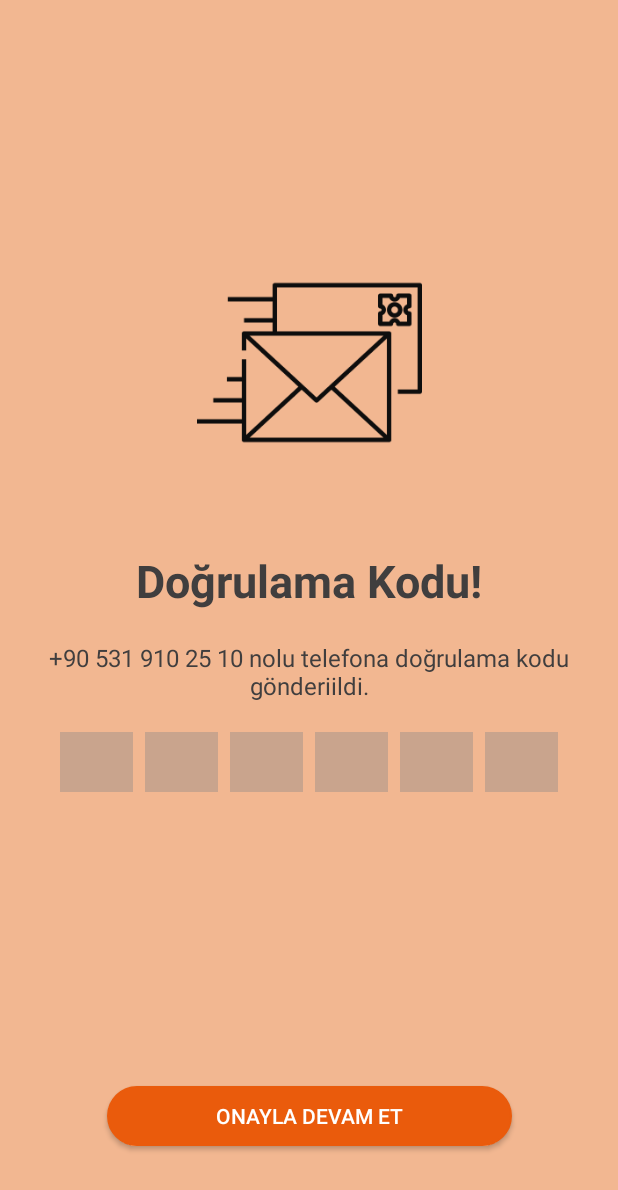
After one commit to 57aytekin/AndroidArtitectureComponents, an Android app: the layout activity_phone_auth.xml on its own in the app's theme, with its tools: preview values and no code run, on a phone screen of 412 x 824 dp. The commit adds this screen. Shown: the top 1190 px of the screen. Run offline under Robolectric (Android 15) with nearby library versions, the phone set to English and light mode, and no system bars.

Commit message:
integrated phone authentication

```diff
--- a/app/build.gradle
+++ b/app/build.gradle
@@ -124,6 +124,9 @@ dependencies {
     //Phone Edittext
     implementation 'com.github.santalu:mask-edittext:1.1.1'
 
+    //Custom NavigationBar
+    implementation 'me.majiajie:pager-bottom-tab-strip:2.3.0X'
+
 
     implementation "org.jetbrains.kotlin:kotlin-stdlib-jdk7:$kotlin_version"
     implementation 'androidx.appcompat:appcompat:1.1.0'
--- a/app/src/main/AndroidManifest.xml
+++ b/app/src/main/AndroidManifest.xml
@@ -16,6 +16,7 @@
         android:supportsRtl="true"
         android:theme="@style/AppTheme"
         android:usesCleartextTraffic="true">
+        <activity android:name=".ui.activity.PhoneAuthActivity"></activity>
         <activity android:name=".ui.activity.WelcomeActivity">
             <intent-filter>
                 <action android:name="android.intent.action.MAIN" />
@@ -23,7 +24,7 @@
                 <category android:name="android.intent.category.LAUNCHER" />
             </intent-filter>
         </activity>
-        <activity android:name=".ui.activity.splashScreen.SplashScreenActivity"/>
+        <activity android:name=".ui.activity.splashScreen.SplashScreenActivity" />
         <activity android:name=".ui.activity.chat.ChatActivity" />
         <activity
             android:name=".ui.activity.comment.CommentActivity"
--- a/app/src/main/res/layout/activity_login.xml
+++ b/app/src/main/res/layout/activity_login.xml
@@ -9,7 +9,7 @@
         android:id="@+id/root_layout"
         android:layout_width="match_parent"
         android:layout_height="match_parent"
-        android:background="@drawable/background"
+        android:background="@color/screen_back"
         tools:context=".ui.activity.auth.LoginActivity">
 
         <ImageView
--- a/app/src/main/res/layout/activity_main.xml
+++ b/app/src/main/res/layout/activity_main.xml
@@ -6,6 +6,7 @@
     xmlns:tools="http://schemas.android.com/tools"
     android:layout_width="match_parent"
     android:layout_height="match_parent"
+    android:background="@color/home_background"
     android:orientation="vertical"
     tools:context=".ui.activity.home.MainActivity">
 
--- /dev/null
+++ b/app/src/main/res/layout/activity_phone_auth.xml
@@ -0,0 +1,180 @@
+<?xml version="1.0" encoding="utf-8"?>
+
+<layout xmlns:tools="http://schemas.android.com/tools"
+    xmlns:android="http://schemas.android.com/apk/res/android">
+    <androidx.constraintlayout.widget.ConstraintLayout xmlns:app="http://schemas.android.com/apk/res-auto"
+        android:layout_width="match_parent"
+        android:layout_height="match_parent"
+        android:background="@color/screen_back"
+        tools:context=".ui.activity.PhoneAuthActivity">
+
+        <ImageView
+            android:id="@+id/iv_letter"
+            android:src="@drawable/auth_screen_email_icon"
+            app:layout_constraintStart_toStartOf="parent"
+            app:layout_constraintEnd_toEndOf="parent"
+            app:layout_constraintBottom_toTopOf="@id/title"
+            android:layout_marginBottom="50dp"
+            android:layout_width="wrap_content"
+            android:layout_height="wrap_content"
+            android:contentDescription="@string/voveyle" />
+
+        <TextView
+            android:id="@+id/title"
+            android:layout_width="wrap_content"
+            android:layout_height="wrap_content"
+            app:layout_constraintTop_toTopOf="parent"
+            app:layout_constraintBottom_toBottomOf="parent"
+            app:layout_constraintStart_toStartOf="@id/iv_letter"
+            app:layout_constraintEnd_toEndOf="@id/iv_letter"
+            android:layout_marginBottom="50dp"
+            android:textStyle="bold"
+            android:textColor="#403E3E"
+            android:text="@string/verification_code"
+            android:textSize="30sp"/>
+
+        <TextView
+            android:id="@+id/phone_auth_text"
+            android:layout_width="0dp"
+            android:layout_height="wrap_content"
+            app:layout_constraintTop_toBottomOf="@id/title"
+            app:layout_constraintStart_toStartOf="parent"
+            app:layout_constraintEnd_toEndOf="parent"
+            android:layout_marginStart="20dp"
+            android:layout_marginEnd="20dp"
+            android:layout_marginTop="20dp"
+            android:gravity="center"
+            android:textColor="#403E3E"
+            android:text="@string/send_code"
+            android:textSize="16sp"/>
+
+        <LinearLayout
+            android:id="@+id/linear"
+            android:layout_width="0dp"
+            android:layout_height="wrap_content"
+            app:layout_constraintTop_toBottomOf="@id/phone_auth_text"
+            app:layout_constraintStart_toStartOf="@id/phone_auth_text"
+            android:weightSum="6"
+            android:layout_margin="20dp"
+            app:layout_constraintEnd_toEndOf="@id/phone_auth_text"
+            android:orientation="horizontal">
+
+            <EditText
+                android:id="@+id/verify1"
+                android:maxLength="1"
+                android:lines="1"
+                android:layout_weight="1"
+                android:layout_width="0dp"
+                android:inputType="number"
+                android:background="@color/transparent_gray"
+                android:gravity="center"
+                android:focusable="true"
+                android:textSize="30sp"
+                android:textStyle="bold"
+                android:textColor="@color/white"
+                android:layout_height="40dp"
+                tools:ignore="LabelFor"
+                android:autofillHints="5"/>
+            <EditText
+                android:id="@+id/verify2"
+                android:maxLength="1"
+                android:lines="1"
+                android:layout_weight="1"
+                android:layout_width="0dp"
+                android:inputType="number"
+                android:background="@color/transparent_gray"
+                android:gravity="center"
+                android:focusable="true"
+                android:layout_marginStart="8dp"
+                android:textSize="30sp"
+                android:textStyle="bold"
+                android:textColor="@color/white"
+                android:layout_height="40dp"
+                android:autofillHints="5"
+                tools:ignore="LabelFor" />
+            <EditText
+                android:id="@+id/verify3"
+                android:maxLength="1"
+                android:lines="1"
+                android:layout_weight="1"
+                android:layout_width="0dp"
+                android:inputType="number"
+                android:background="@color/transparent_gray"
+                android:gravity="center"
+                android:focusable="true"
+                android:layout_marginStart="8dp"
+                android:textSize="30sp"
+                android:textStyle="bold"
+                android:textColor="@color/white"
+                android:layout_height="40dp"
+                tools:ignore="LabelFor"
+                android:autofillHints="5" />
+            <EditText
+                android:id="@+id/verify4"
+                android:maxLength="1"
+                android:lines="1"
+                android:layout_weight="1"
+                android:layout_width="0dp"
+                android:inputType="number"
+                android:background="@color/transparent_gray"
+                android:gravity="center"
+                android:focusable="true"
+                android:layout_marginStart="8dp"
+                android:textSize="30sp"
+                android:textStyle="bold"
+                android:textColor="@color/white"
+                android:layout_height="40dp"
+                tools:ignore="LabelFor"
+                android:autofillHints="5"/>
+            <EditText
+                android:id="@+id/verify5"
+                android:maxLength="1"
+                android:lines="1"
+                android:layout_weight="1"
+                android:layout_width="0dp"
+                android:inputType="number"
+                android:background="@color/transparent_gray"
+                android:gravity="center"
+                android:focusable="true"
+                android:layout_marginStart="8dp"
+                android:textSize="30sp"
+                android:textStyle="bold"
+                android:textColor="@color/white"
+                android:layout_height="40dp"
+                tools:ignore="LabelFor"
+                android:autofillHints="5"/>
+            <EditText
+                android:id="@+id/verify6"
+                android:maxLength="1"
+                android:lines="1"
+                android:layout_weight="1"
+                android:layout_width="0dp"
+                android:inputType="number"
+                android:background="@color/transparent_gray"
+                android:gravity="center"
+                android:focusable="true"
+                android:layout_marginStart="8dp"
+                android:textSize="30sp"
+                android:textStyle="bold"
+                android:textColor="@color/white"
+                android:layout_height="40dp"
+                tools:ignore="LabelFor"
+                android:autofillHints="5"/>
+        </LinearLayout>
+
+        <Button
+            android:id="@+id/btn_phone_auth"
+            android:layout_width="270dp"
+            android:layout_height="40dp"
+            android:layout_marginTop="30dp"
+            app:layout_constraintBottom_toBottomOf="parent"
+            android:layout_marginBottom="60dp"
+            app:layout_constraintStart_toStartOf="parent"
+            app:layout_constraintEnd_toEndOf="parent"
+            android:background="@drawable/signin_button"
+            android:text="@string/confirm_contiue"
+            android:textColor="#FFFFFF"
+            tools:ignore="Autofill" />
+
+    </androidx.constraintlayout.widget.ConstraintLayout>
+</layout>
--- a/app/src/main/res/values/colors.xml
+++ b/app/src/main/res/values/colors.xml
@@ -4,10 +4,13 @@
     <color name="colorPrimaryDark">#00574B</color>
     <color name="colorAccent">#D81B60</color>
     <color name="background">#FF8C41</color>
+    <color name="screen_back">#F2B791</color>
     <color name="btnSignIn">#EA5B0C</color>
     <color name="btnSignUp">#575757</color>
     <color name="white">#FFF</color>
     <color name="gray">#F3EEEE</color>
     <color name="black">#000000</color>
     <color name="dark_gray">#CCCCCC</color>
+    <color name="transparent_gray">#60858585</color>
+    <color name="home_background">#F2F2F2</color>
 </resources>
--- a/app/src/main/res/values/strings.xml
+++ b/app/src/main/res/values/strings.xml
@@ -34,4 +34,11 @@
     <string name="mail_taken">Mail adresi kullanılmakta</string>
     <string name="check_information">Lütfen bilgilerinizi kontrol edin.</string>
 
+    <!--Phone Authentication Screen-->
+    <string name="verification_code">Doğrulama Kodu!</string>
+    <string name="send_code">+90 531 910 25 10 nolu telefona doğrulama kodu gönderiildi.</string>
+    <string name="confirm_contiue">Onayla Devam Et</string>
+    <string name="phone_send_code">\" nolu telefona doğrulama kodu gönderildi.\"</string>
+    <string name="six_character">Girdiğiniz kod 6 karakterden küçük olamaz!</string>
+
 </resources>
```
Also changed, not shown: app/src/main/java/com/example/yeniappwkotlin/ui/activity/PhoneAuthActivity.kt (added, +131 -0 lines), app/src/main/java/com/example/yeniappwkotlin/ui/activity/auth/LoginActivity.kt (+27 -3 lines), app/src/main/java/com/example/yeniappwkotlin/ui/activity/auth/RegisterActivity.kt (+121 -58 lines), app/src/main/java/com/example/yeniappwkotlin/util/GenericTextWatcher.kt (added, +55 -0 lines), app/src/main/res/layout/activity_register.xml (+37 -13 lines), app/src/main/res/drawable-hdpi/auth_screen_email_icon.png (added), app/src/main/res/drawable-ldpi/auth_screen_email_icon.png (added), app/src/main/res/drawable-mdpi/auth_screen_email_icon.png (added), app/src/main/res/drawable-xhdpi/auth_screen_email_icon.png (added), app/src/main/res/drawable-xxhdpi/auth_screen_email_icon.png (added), app/src/main/res/drawable-xxxhdpi/auth_screen_email_icon.png (added).
